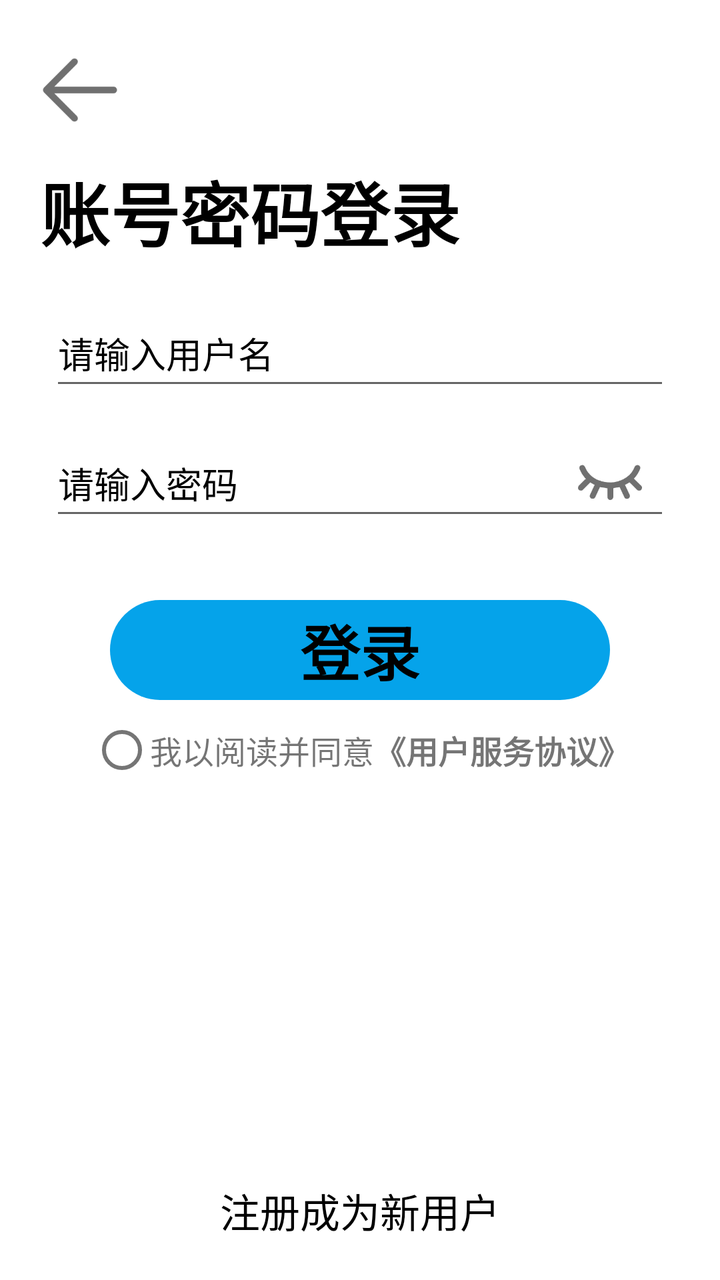
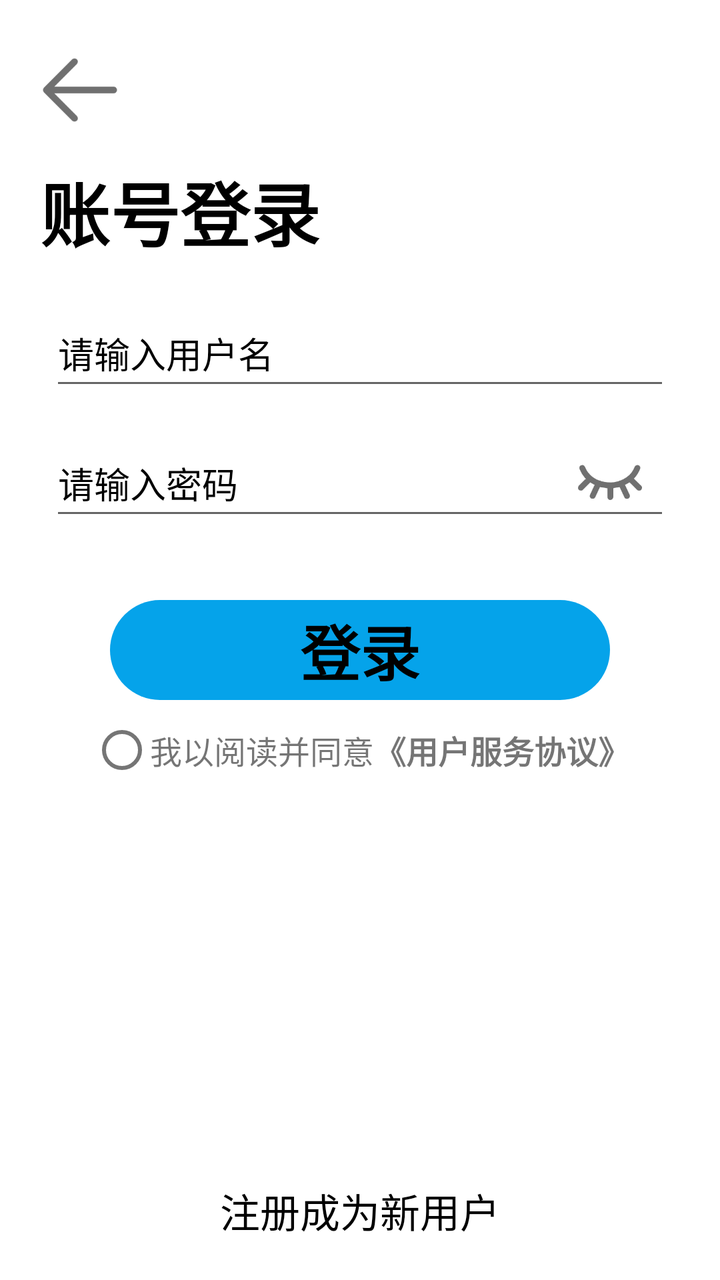

Compare the two renders of this Android layout. The source of the first and the diff that turns it into the second are given below.
<!-- AndroidManifest.xml: application theme Theme.My_books -->
<!-- res/layout/activity_register.xml -->
<?xml version="1.0" encoding="utf-8"?>
<RelativeLayout xmlns:android="http://schemas.android.com/apk/res/android"
    xmlns:tools="http://schemas.android.com/tools"
    android:layout_width="match_parent"
    android:layout_height="match_parent"
    tools:context=".activity.Activity_register">

    <ImageView
        android:id="@+id/register_fan_huei"
        android:layout_width="50dp"
        android:layout_height="50dp"
        android:layout_marginLeft="15dp"
        android:layout_marginTop="20dp"
        android:src="@drawable/fan_huei" />

    <TextView
        android:id="@+id/biao"
        android:layout_width="wrap_content"
        android:layout_height="wrap_content"
        android:layout_below="@id/register_fan_huei"
        android:layout_marginLeft="20dp"
        android:layout_marginTop="10dp"
        android:text="账号密码登录"
        android:textColor="@color/black"
        android:textSize="35dp"
        android:textStyle="bold" />

    <EditText
        android:id="@+id/register_yhm"
        android:layout_width="match_parent"
        android:layout_height="50dp"
        android:layout_below="@id/register_fan_huei"
        android:layout_marginLeft="25dp"
        android:layout_marginTop="80dp"
        android:layout_marginRight="25dp"
        android:hint="请输入用户名"
        android:maxLength="16"
        android:selectAllOnFocus="true"
        android:singleLine="true"
        android:textColorHint="@color/black" />

    <EditText
        android:id="@+id/register_mm"
        android:layout_width="match_parent"
        android:layout_height="50dp"
        android:layout_below="@id/register_yhm"
        android:layout_marginLeft="25dp"
        android:layout_marginTop="15dp"
        android:layout_marginRight="25dp"
        android:hint="请输入密码"
        android:inputType="textPassword"
        android:maxLength="16"
        android:selectAllOnFocus="true"
        android:singleLine="true"
        android:textColorHint="@color/black" />

    <ImageView
        android:id="@+id/register_kmm"
        android:layout_width="40dp"
        android:layout_height="40dp"
        android:layout_alignRight="@id/register_mm"
        android:layout_alignBottom="@id/register_mm"
        android:layout_marginRight="10dp"
        android:layout_marginBottom="5dp"
        android:src="@drawable/bi_yan" />

    <TextView
        android:id="@+id/register_dl"
        android:layout_width="match_parent"
        android:layout_height="50dp"
        android:layout_below="@id/register_mm"
        android:layout_marginLeft="55dp"
        android:layout_marginTop="35dp"
        android:layout_marginRight="55dp"
        android:background="@drawable/yuan_jiao_blue"
        android:gravity="center"
        android:text="登录"
        android:textColor="@color/black"
        android:textSize="30dp"
        android:textStyle="bold" />
    <RelativeLayout
        android:layout_width="wrap_content"
        android:layout_height="wrap_content"
        android:layout_below="@id/register_dl"
        android:layout_centerHorizontal="true"
        android:layout_marginTop="10dp">

        <RadioButton
            android:id="@+id/register_3"
            android:layout_width="30dp"
            android:layout_height="30dp" />
        <TextView
            android:layout_width="wrap_content"
            android:layout_height="wrap_content"
            android:id="@+id/register_1"
            android:text="我以阅读并同意"
            android:textSize="16dp"
            android:layout_toRightOf="@id/register_3"
            android:layout_centerVertical="true"/>

        <TextView
            android:id="@+id/register_2"
            android:layout_width="wrap_content"
            android:layout_height="wrap_content"
            android:layout_centerVertical="true"
            android:layout_toRightOf="@id/register_1"
            android:text="《用户服务协议》"
            android:textSize="16dp"
            android:textStyle="bold" />
    </RelativeLayout>

    <TextView
        android:id="@+id/register_zhu_chei"
        android:layout_width="wrap_content"
        android:layout_height="wrap_content"
        android:layout_alignParentBottom="true"
        android:layout_centerHorizontal="true"
        android:layout_marginBottom="20dp"
        android:text="注册成为新用户"
        android:textColor="@color/black"
        android:textSize="20dp" />
</RelativeLayout>
<!-- resources referenced by this layout -->
<resources>
  <color name="black">#FF000000</color>
  <!-- drawable bi_yan: png bitmap (drawable, 5568 bytes) -->
  <!-- drawable fan_huei: png bitmap (drawable, 3429 bytes) -->
  <!-- drawable yuan_jiao_blue (drawable) -->
  <?xml version ="1.0" encoding ="utf-8"?>
  <shape android:shape="rectangle"
      xmlns:android="http://schemas.android.com/apk/res/android">
      <solid android:color="@color/dl"></solid>
      <corners
          android:topRightRadius="30dp"
          android:topLeftRadius="30dp"
          android:bottomLeftRadius="30dp"
          android:bottomRightRadius="30dp"
          ></corners>
  </shape>
  <style name="Theme.My_books" parent="Theme.MaterialComponents.DayNight.DarkActionBar">
          
          <item name="colorPrimary">@color/purple_500</item>
          <item name="colorPrimaryVariant">@color/purple_700</item>
          <item name="colorOnPrimary">@color/white</item>
          
          <item name="colorSecondary">@color/teal_200</item>
          <item name="colorSecondaryVariant">@color/teal_700</item>
          <item name="colorOnSecondary">@color/black</item>
          
          <item name="android:statusBarColor" tools:targetApi="l">?attr/colorPrimaryVariant</item>
          
      </style>
  <color name="dl">#05A3EA</color>
  <color name="purple_500">#FF6200EE</color>
  <color name="purple_700">#FF3700B3</color>
  <color name="white">#FFFFFFFF</color>
  <color name="teal_200">#FF03DAC5</color>
  <color name="teal_700">#FF018786</color>
</resources>

<!-- the commit's change to res/layout/activity_register.xml (unified diff, before → after) -->
@@ -3,7 +3,7 @@
     xmlns:tools="http://schemas.android.com/tools"
     android:layout_width="match_parent"
     android:layout_height="match_parent"
-    tools:context=".activity.Activity_register">
+    tools:context=".activity.register.Activity_register">
 
     <ImageView
         android:id="@+id/register_fan_huei"
@@ -20,7 +20,7 @@
         android:layout_below="@id/register_fan_huei"
         android:layout_marginLeft="20dp"
         android:layout_marginTop="10dp"
-        android:text="账号密码登录"
+        android:text="账号登录"
         android:textColor="@color/black"
         android:textSize="35dp"
         android:textStyle="bold" />
